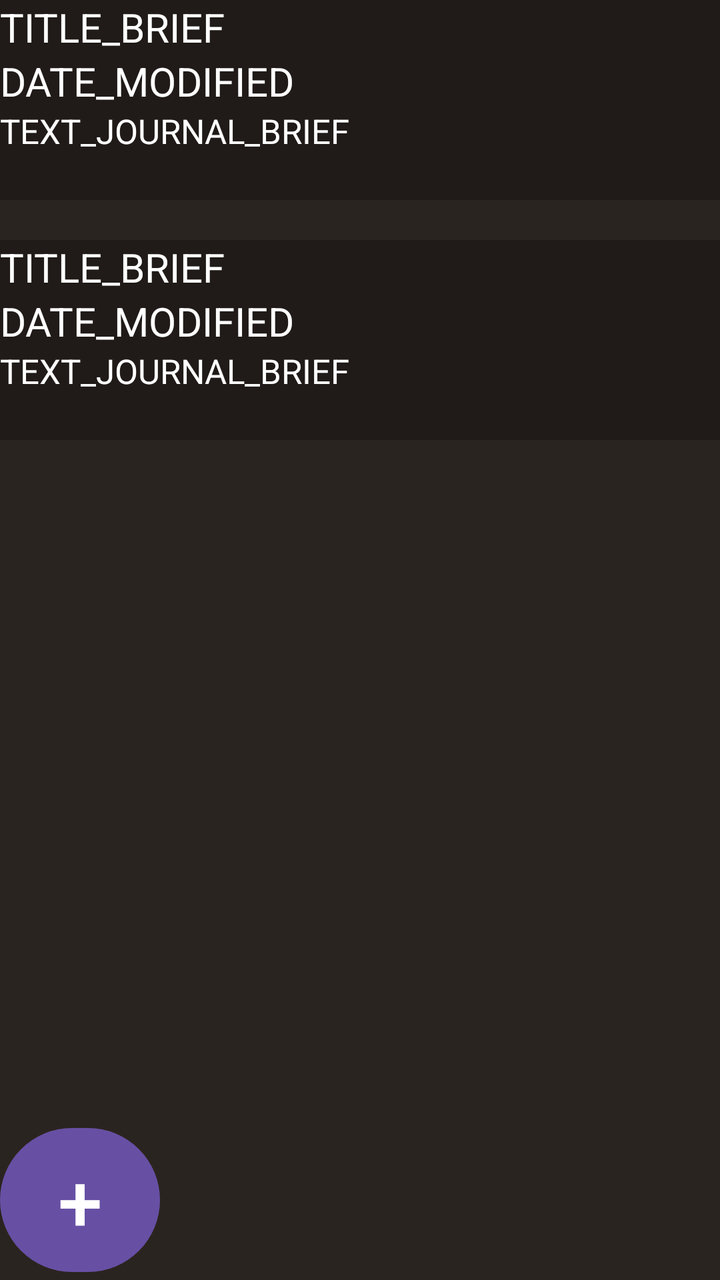
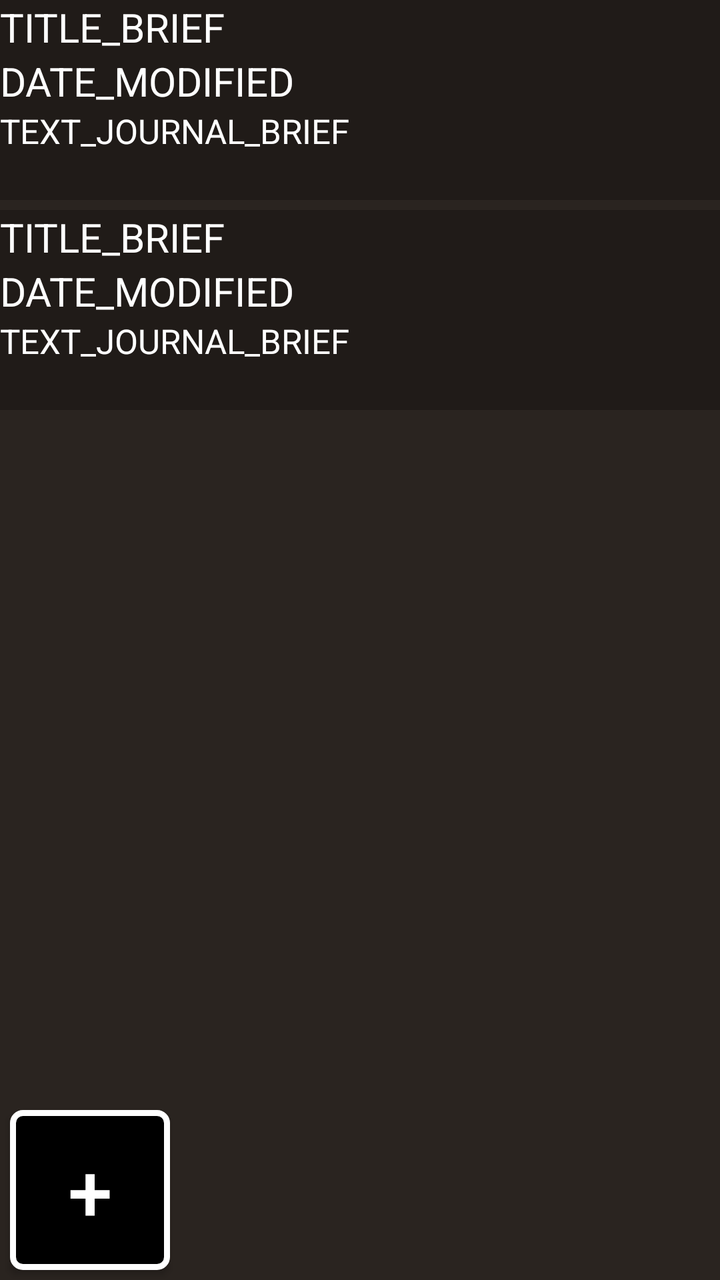

Before-and-after screenshots of an Android layout around one commit, followed by the original layout XML and the change that was made.
<!-- AndroidManifest.xml: application theme Theme.Riova -->
<!-- res/layout/journal.xml -->
<?xml version="1.0" encoding="utf-8"?>
<androidx.coordinatorlayout.widget.CoordinatorLayout xmlns:android="http://schemas.android.com/apk/res/android"
    xmlns:tools="http://schemas.android.com/tools"
    xmlns:app="http://schemas.android.com/apk/res-auto"
    android:id="@+id/fragment_journal"
    android:layout_width="match_parent"
    android:layout_height="match_parent"
    android:background="@color/navigation_back"
    tools:context=".Journal">

    
    <ScrollView
        android:layout_width="match_parent"
        android:layout_height="match_parent"
        android:fillViewport="true">
        <LinearLayout
            android:layout_width="match_parent"
            android:layout_height="wrap_content"
            android:orientation="vertical"
            android:background="@null">

            <LinearLayout
                android:layout_width="match_parent"
                android:layout_height="100dp"
                android:layout_marginBottom="20dp"
                android:background="@color/journalPreview_back"
                android:text="@string/journaly_entry"
                android:orientation="vertical"
                android:textColor="@color/white">
                <TextView
                    android:layout_height="wrap_content"
                    android:layout_width="match_parent"
                    android:text="TITLE_BRIEF"
                    android:textSize="20sp"
                    android:textColor="@color/white"/>
                <TextView
                    android:layout_height="wrap_content"
                    android:layout_width="match_parent"
                    android:text="DATE_MODIFIED"
                    android:textSize="20sp"
                    android:textColor="@color/white"/>
                <TextView
                    android:layout_width="match_parent"
                    android:layout_height="wrap_content"
                    android:text="TEXT_JOURNAL_BRIEF"
                    android:textColor="@color/white"
                    android:textSize="17sp"/>
            </LinearLayout>

            <LinearLayout
                android:layout_width="match_parent"
                android:layout_height="100dp"
                android:background="@color/journalPreview_back"
                android:text="@string/journaly_entry"
                android:orientation="vertical"
                android:textColor="@color/white">
                <TextView
                    android:layout_height="wrap_content"
                    android:layout_width="match_parent"
                    android:text="TITLE_BRIEF"
                    android:textSize="20sp"
                    android:textColor="@color/white"/>
                <TextView
                    android:layout_height="wrap_content"
                    android:layout_width="match_parent"
                    android:text="DATE_MODIFIED"
                    android:textSize="20sp"
                    android:textColor="@color/white"/>
                <TextView
                    android:layout_width="match_parent"
                    android:layout_height="wrap_content"
                    android:text="TEXT_JOURNAL_BRIEF"
                    android:textColor="@color/white"
                    android:textSize="17sp"/>
            </LinearLayout>


        </LinearLayout>

    </ScrollView>

    <Button
        android:id="@+id/button_addJournal"
        android:layout_gravity="bottom"
        android:gravity="center"
        android:layout_width="80dp"
        android:layout_height="80dp"
        android:text="@string/plus"
        android:textSize="40sp"
        style="@style/Journal_Dashboard"/>
    

</androidx.coordinatorlayout.widget.CoordinatorLayout>
<!-- resources referenced by this layout -->
<resources>
  <color name="journalPreview_back">#40000000</color>
  <color name="navigation_back">#2A2420</color>
  <color name="white">#FFFFFFFF</color>
  <string name="journaly_entry">JOURNALY_ENTRY</string>
  <string name="plus">+</string>
  <style name="Journal_Dashboard">
          <item name="android:layout_width">wrap_content</item>
          <item name="android:layout_height">wrap_content</item>
          <item name="android:layout_marginTop">16dp</item>
      </style>
  <style name="Theme.Riova" parent="Base.Theme.Riova" />
  <style name="Base.Theme.Riova" parent="Theme.Material3.DayNight.NoActionBar">
          
          
      </style>
</resources>

<!-- the commit's change to res/layout/journal.xml (unified diff, before → after) -->
@@ -22,7 +22,7 @@
             <LinearLayout
                 android:layout_width="match_parent"
                 android:layout_height="100dp"
-                android:layout_marginBottom="20dp"
+                android:layout_marginBottom="5dp"
                 android:background="@color/journalPreview_back"
                 android:text="@string/journaly_entry"
                 android:orientation="vertical"
@@ -87,7 +87,8 @@
         android:layout_height="80dp"
         android:text="@string/plus"
         android:textSize="40sp"
-        style="@style/Journal_Dashboard"/>
+        app:backgroundTint="@null"
+        style="@style/addjournal_button"/>
     
 
 </androidx.coordinatorlayout.widget.CoordinatorLayout>
<!-- resource entries referenced after the edit -->
@@ -5,15 +5,32 @@
   <color name="white">#FFFFFFFF</color>
   <string name="journaly_entry">JOURNALY_ENTRY</string>
   <string name="plus">+</string>
-  <style name="Journal_Dashboard">
-          <item name="android:layout_width">wrap_content</item>
-          <item name="android:layout_height">wrap_content</item>
-          <item name="android:layout_marginTop">16dp</item>
+  <style name="addjournal_button" parent="Widget.AppCompat.Button">
+          <item name="android:layout_width">45dp</item>
+          <item name="android:layout_height">45dp</item>
+          <item name="android:layout_margin">5dp</item>
+          <item name="android:clickable">true</item>
+          <item name="android:focusable">true</item>
+          <item name="android:background">@drawable/addjournal_button</item>
       </style>
   <style name="Theme.Riova" parent="Base.Theme.Riova" />
+  <!-- drawable addjournal_button (drawable) -->
+  <?xml version="1.0" encoding="utf-8"?>
+  <shape xmlns:android="http://schemas.android.com/apk/res/android">
+  
+      <solid android:color="@color/black"/>
+      <stroke
+          android:width="3dp"
+          android:color="#FFFFFF"
+          />
+      <corners
+          android:radius="5dp"
+          />
+  </shape>
   <style name="Base.Theme.Riova" parent="Theme.Material3.DayNight.NoActionBar">
           
           
       </style>
+  <color name="black">#FF000000</color>
 </resources>
 
